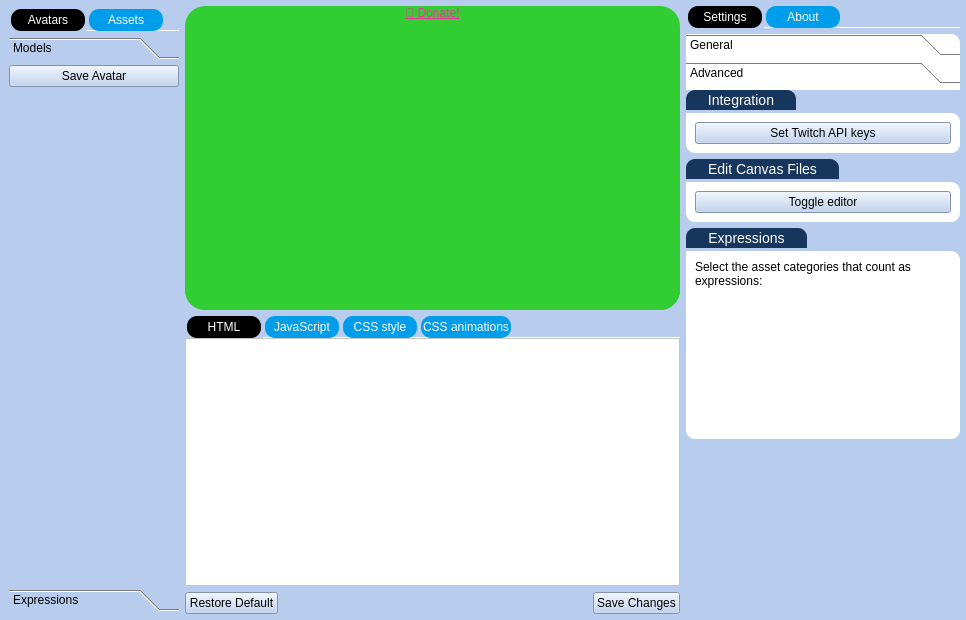
Before: the Qt Designer form UI/main.ui in Gemmstone/PyNGtuber, drawn with Qt 5.
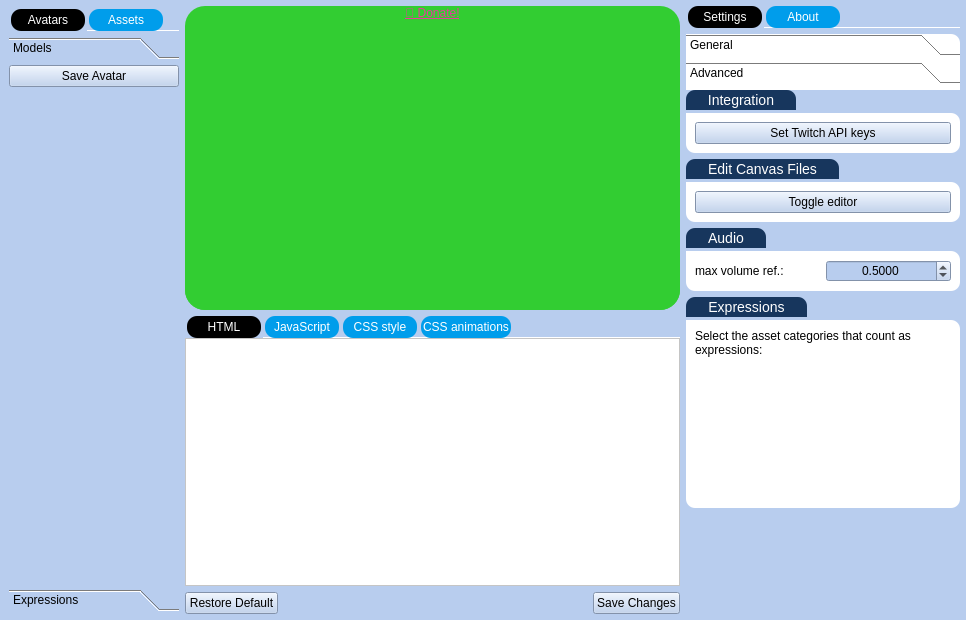
After: the same form once the commit is applied. The open tabs and pages were chosen to show the change. Icons and pictures are not drawn.

Commit message: fixed some audio issues and changed audio library (from Pyaudio to sounddevice)

Diff of the .ui file:
```diff
--- a/UI/main.ui
+++ b/UI/main.ui
@@ -2292,6 +2292,77 @@
                             </layout>
                            </widget>
                           </item>
+                          <item>
+                           <widget class="QGroupBox" name="groupBox_10">
+                            <property name="title">
+                             <string>Audio</string>
+                            </property>
+                            <layout class="QVBoxLayout" name="verticalLayout_50">
+                             <property name="leftMargin">
+                              <number>0</number>
+                             </property>
+                             <property name="topMargin">
+                              <number>23</number>
+                             </property>
+                             <property name="rightMargin">
+                              <number>0</number>
+                             </property>
+                             <property name="bottomMargin">
+                              <number>0</number>
+                             </property>
+                             <item>
+                              <widget class="QFrame" name="audioFrame_3">
+                               <property name="styleSheet">
+                                <string notr="true"/>
+                               </property>
+                               <property name="frameShape">
+                                <enum>QFrame::StyledPanel</enum>
+                               </property>
+                               <property name="frameShadow">
+                                <enum>QFrame::Raised</enum>
+                               </property>
+                               <layout class="QGridLayout" name="gridLayout_2">
+                                <item row="0" column="0">
+                                 <widget class="QLabel" name="label">
+                                  <property name="toolTip">
+                                   <string>Adjust if you feel that your microphone is too quiet or too loud</string>
+                                  </property>
+                                  <property name="text">
+                                   <string>max volume ref.:</string>
+                                  </property>
+                                 </widget>
+                                </item>
+                                <item row="0" column="1">
+                                 <widget class="QDoubleSpinBox" name="reference_volume">
+                                  <property name="toolTip">
+                                   <string>Adjust if you feel that your microphone is too quiet or too loud</string>
+                                  </property>
+                                  <property name="alignment">
+                                   <set>Qt::AlignCenter</set>
+                                  </property>
+                                  <property name="prefix">
+                                   <string/>
+                                  </property>
+                                  <property name="decimals">
+                                   <number>4</number>
+                                  </property>
+                                  <property name="minimum">
+                                   <double>0.000100000000000</double>
+                                  </property>
+                                  <property name="singleStep">
+                                   <double>0.100000000000000</double>
+                                  </property>
+                                  <property name="value">
+                                   <double>0.500000000000000</double>
+                                  </property>
+                                 </widget>
+                                </item>
+                               </layout>
+                              </widget>
+                             </item>
+                            </layout>
+                           </widget>
+                          </item>
                           <item>
                            <widget class="QGroupBox" name="groupBox_12">
                             <property name="styleSheet">
```
The commit also changes 7 other files.
